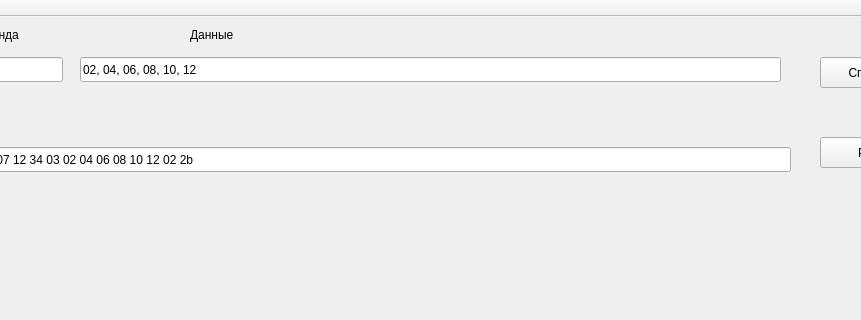
Above: mainwindow.ui from karpach2000/megaharddriversclient before the change; both pictures show x 350 to 1211 and y 0 to 320 of the 1333 by 669 pixel window. Below: the same form after it.
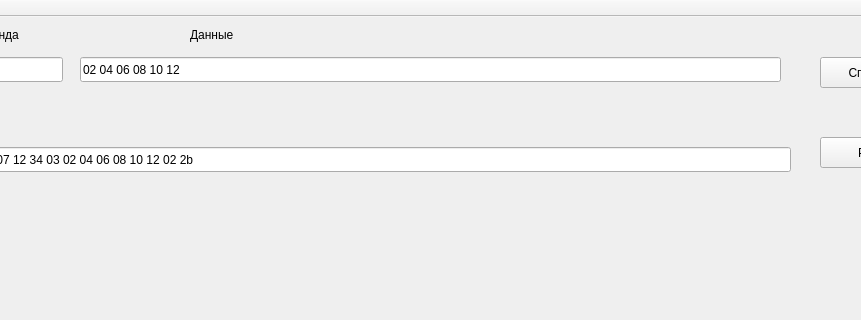
That is the form after the change.

Patch:
```diff
--- a/mainwindow.ui
+++ b/mainwindow.ui
@@ -76,7 +76,7 @@
      </rect>
     </property>
     <property name="text">
-     <string>02, 04, 06, 08, 10, 12</string>
+     <string>02 04 06 08 10 12</string>
     </property>
    </widget>
    <widget class="QLineEdit" name="lineEditComandOut">
```
